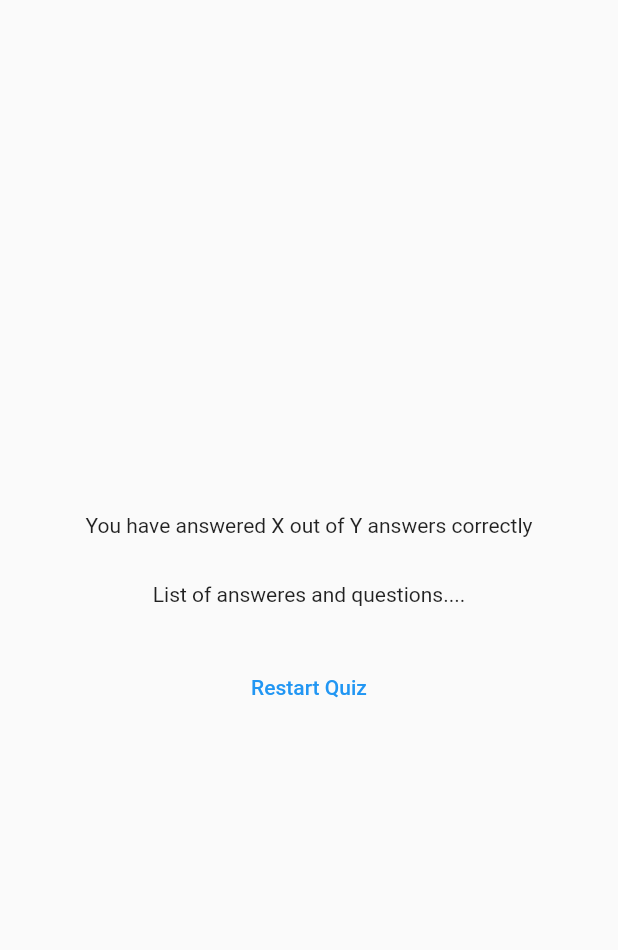
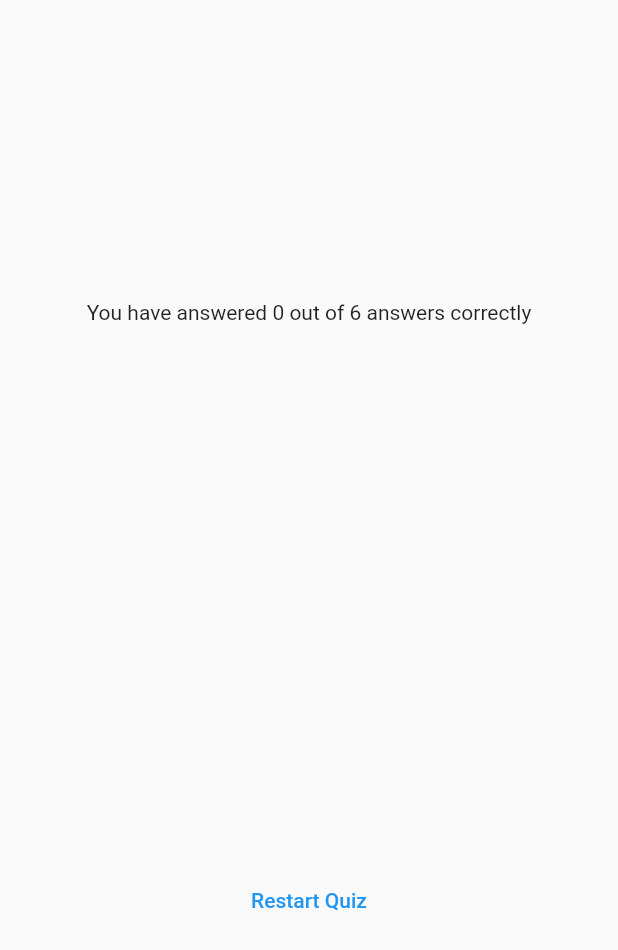
Before and after one commit to developerHarshIBM/quiz_app_flutter, a Flutter app: the ResultsScreen widget shown alone on an empty page, opened directly with empty values, on a phone screen of 412 x 824 dp. Shown: the top 950 px of the screen. Run offline on Flutter 3.47's test engine with Material 2 defaults, Android fonts, the phone set to English and light mode, and no system bars; our stand-ins replace google_fonts.

Commit message:
questions_summary.dart file created

```diff
--- a/lib/quiz.dart
+++ b/lib/quiz.dart
@@ -28,7 +28,6 @@ class _QuizState extends State<Quiz> {
 
     if (selectedAnswers.length == questions.length) {
       setState(() {
-        selectedAnswers = [];
         activeScreen = 'results-screen';
       });
     }
--- a/lib/results_screen.dart
+++ b/lib/results_screen.dart
@@ -1,13 +1,37 @@
 import 'package:flutter/material.dart';
+import 'package:quiz_app_flutter/data/questions.dart';
+import 'package:quiz_app_flutter/questions_summary.dart';
 
 class ResultsScreen extends StatelessWidget {
   const ResultsScreen({super.key, required this.chosenAnswers});
 
   final List<String> chosenAnswers;
 
+  List<Map<String, Object>> getSummaryData() {
+    final List<Map<String, Object>> summary = [];
+
+    for (var i = 0; i < chosenAnswers.length; i++) {
+      summary.add(
+        {
+          'question_index': i,
+          'question': questions[i].text,
+          'correct_answer': questions[i].answers[0],
+          'user_answer': chosenAnswers[i]
+        },
+      );
+    }
+
+    return summary;
+  }
 
   @override
   Widget build(BuildContext context) {
+    final summaryData = getSummaryData();
+    final numTotalQuestions = questions.length;
+    final numCorrectQuestions = summaryData.where((data) {
+      return data['user_answer'] == data['correct_answer'];
+    }).length;
+
     return SizedBox(
       width: double.infinity,
       child: Container(
@@ -15,17 +39,18 @@ class ResultsScreen extends StatelessWidget {
         child: Column(
           mainAxisAlignment: MainAxisAlignment.center,
           children: [
-            const Text('You have answered X out of Y answers correctly'),
+            Text(
+                'You have answered $numCorrectQuestions out of $numTotalQuestions answers correctly'),
             const SizedBox(
               height: 30,
             ),
-            const Text('List of answeres and questions....'),
+            QuestionSummary(summaryData),
             const SizedBox(
               height: 30,
             ),
             TextButton(
               onPressed: () {},
-              child: Text('Restart Quiz'),
+              child: const Text('Restart Quiz'),
             ),
           ],
         ),
```
Also changed, not shown: lib/questions_summary.dart (added, +37 -0 lines).
